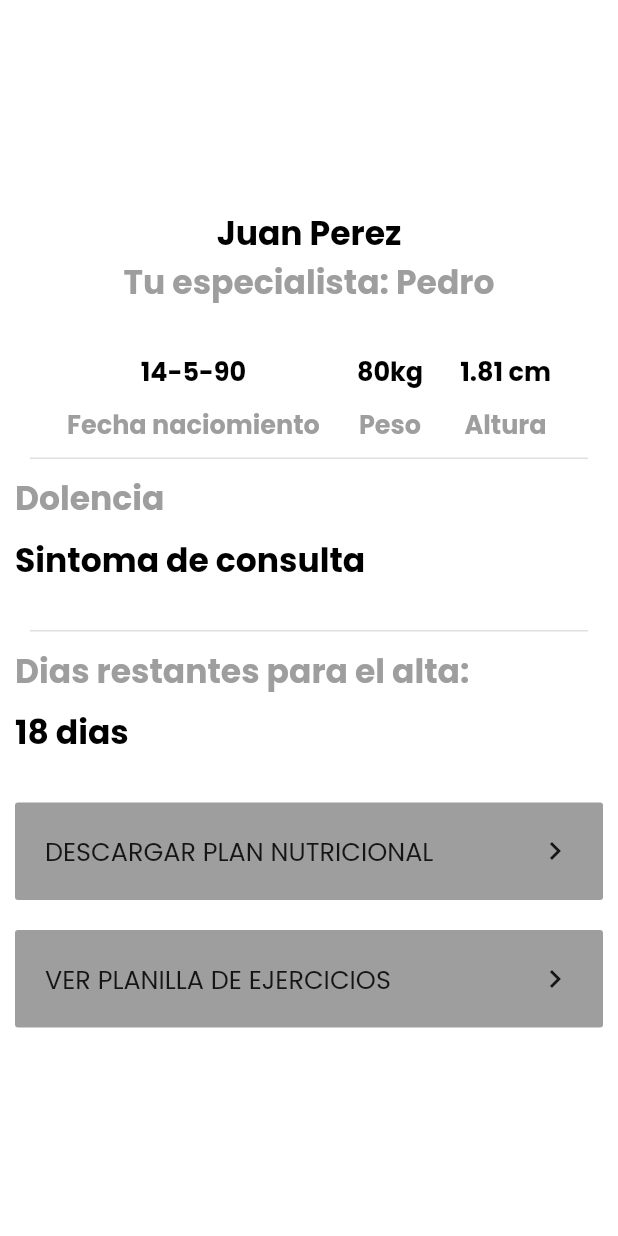
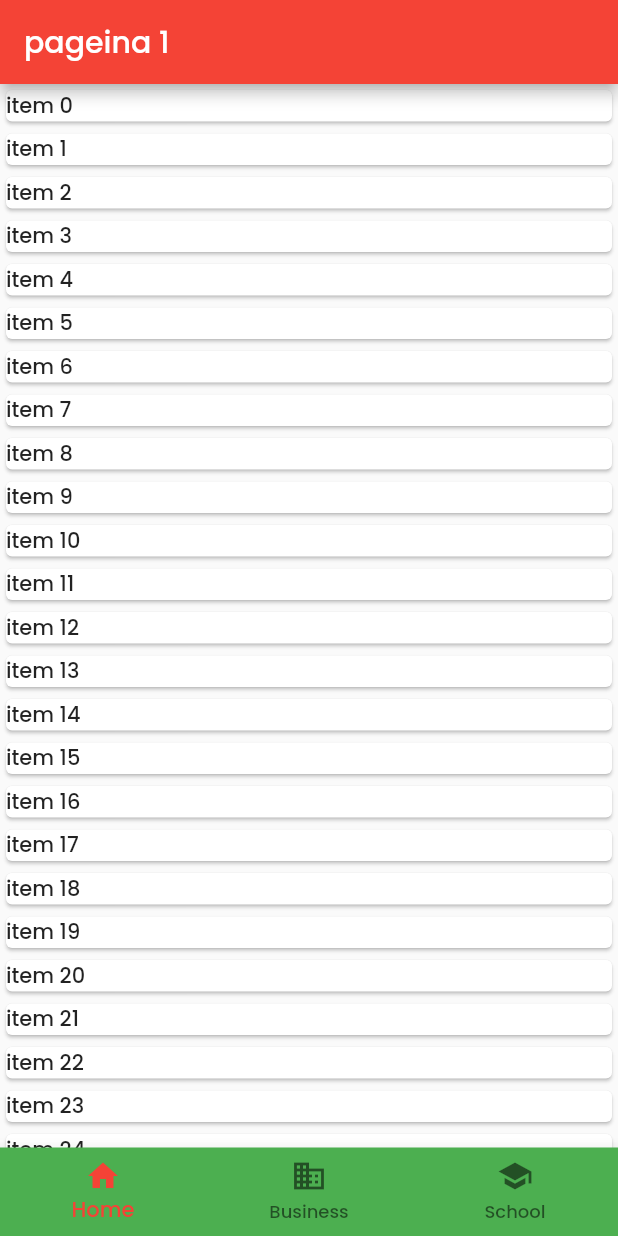
Before and after one commit to mastra/kinesop_app, a Flutter app: the screen it shows after launch, after a tap on "Entrar", on a phone screen of 412 x 824 dp. Run offline on Flutter 3.47's test engine with Material 2 defaults, Android fonts, the light colour scheme and no system bars; our stand-ins replace get, table_calendar.

Commit message:
build android internal test bundle. agrefo main con bottom navigation

```diff
--- /dev/null
+++ b/lib/screen/inbox_screen.dart
@@ -0,0 +1,25 @@
+import 'package:flutter/material.dart';
+
+class InboxScreen extends StatelessWidget {
+  final String title;
+
+  InboxScreen(this.title);
+
+  @override
+  Widget build(BuildContext context) {
+    return Scaffold(
+      appBar: AppBar(
+        title: Text(title),
+      ),
+      body: Container(
+        child: ListView.builder(
+            itemCount: 40,
+            itemBuilder: (BuildContext _context, int index) {
+              return Card(
+                child: Text("item $index"),
+              );
+            }),
+      ),
+    );
+  }
+}
--- a/lib/screen/login_screen.dart
+++ b/lib/screen/login_screen.dart
@@ -1,6 +1,7 @@
 import 'package:flutter/material.dart';
 import 'package:get/get.dart';
-import 'package:kinesio/screen/user_screen.dart';
+import 'package:kinesio/screen/main_screen.dart';
+//import 'package:kinesio/screen/user_screen.dart';
 
 class LoginScreen extends StatelessWidget {
   @override
@@ -44,7 +45,7 @@ class LoginScreen extends StatelessWidget {
                 width: double.infinity,
                 child: RaisedButton(
                   onPressed: () {
-                    Get.to(UserScreen());
+                    Get.off(MainScreen());
 
                     //controller.login(emailController.text, passwordController.text);
                   },
--- /dev/null
+++ b/lib/screen/main_screen.dart
@@ -0,0 +1,65 @@
+import 'package:flutter/material.dart';
+import 'package:kinesio/screen/inbox_screen.dart';
+
+/// This is the stateful widget that the main application instantiates.
+class MainScreen extends StatefulWidget {
+  MainScreen({Key key}) : super(key: key);
+
+  @override
+  _MainScreenState createState() => _MainScreenState();
+}
+
+/// This is the private State class that goes with MyStatefulWidget.
+class _MainScreenState extends State<MainScreen> {
+  int _selectedIndex = 0;
+  static const TextStyle optionStyle =
+      TextStyle(fontSize: 30, fontWeight: FontWeight.bold);
+  List<Widget> _screens = <Widget>[
+    InboxScreen("pageina 1"),
+    InboxScreen("pagina 2"),
+    InboxScreen("pagina 3"),
+  ];
+  PageController _pageController = PageController();
+
+  void _onItemTapped(int index) {
+    _pageController.jumpToPage(index);
+  }
+
+  void _onPageChanged(int index) {
+    setState(() {
+      _selectedIndex = index;
+    });
+  }
+
+  @override
+  Widget build(BuildContext context) {
+    return Scaffold(
+      body: PageView(
+        onPageChanged: _onPageChanged,
+        controller: _pageController,
+        children: _screens,
+      ),
+      bottomNavigationBar: BottomNavigationBar(
+        backgroundColor: Colors.green,
+        items: const <BottomNavigationBarItem>[
+          BottomNavigationBarItem(
+            icon: Icon(Icons.home),
+            label: 'Home',
+            backgroundColor: Colors.blue,
+          ),
+          BottomNavigationBarItem(
+            icon: Icon(Icons.business),
+            label: 'Business',
+          ),
+          BottomNavigationBarItem(
+            icon: Icon(Icons.school),
+            label: 'School',
+          ),
+        ],
+        currentIndex: _selectedIndex,
+        //selectedItemColor: Colors.amber[800],
+        onTap: _onItemTapped,
+      ),
+    );
+  }
+}
--- a/pubspec.yaml
+++ b/pubspec.yaml
@@ -54,10 +54,10 @@ flutter:
   fonts:
     - family: Poppins
       fonts:
-        - asset: Poppins-Medium.ttf
-        - asset: Popping-Bold.ttf
+        - asset: fonts/Poppins-Medium.ttf
+        - asset: fonts/Poppins-Black.ttf
           weight: 700
-        - asset: Poppings-Thin.ttf
+        - asset: fonts/Poppins-Thin.ttf
           weight: 100
 
   # An image asset can refer to one or more resolution-specific "variants", see
```
Also changed, not shown: 7 other files.
